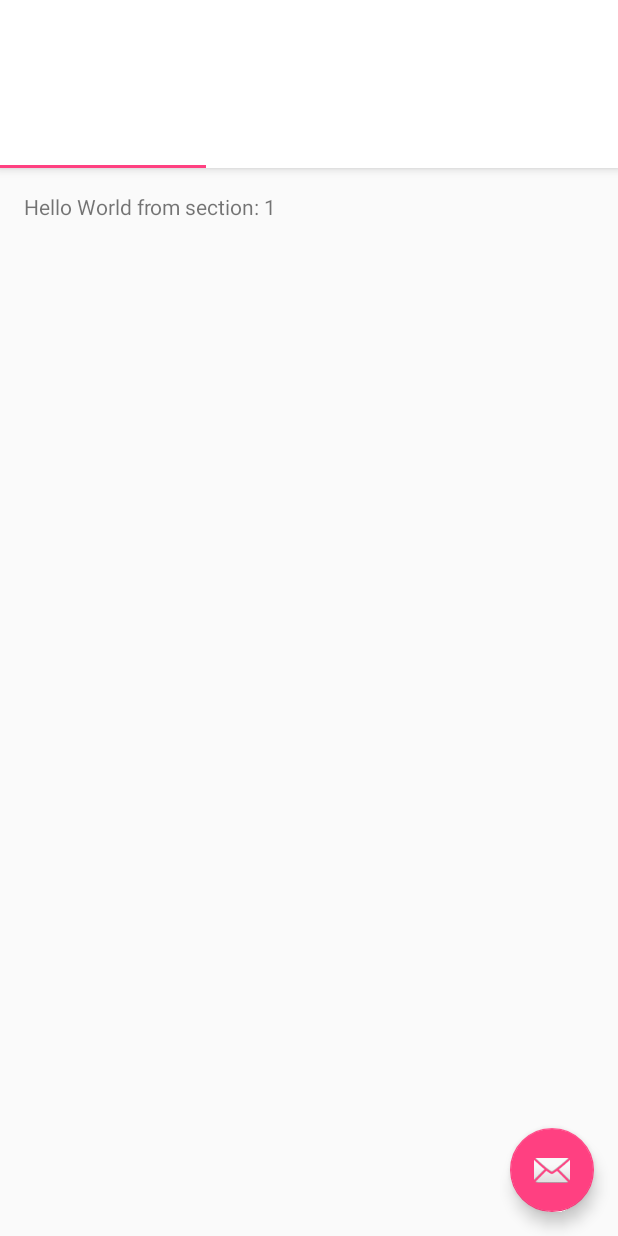
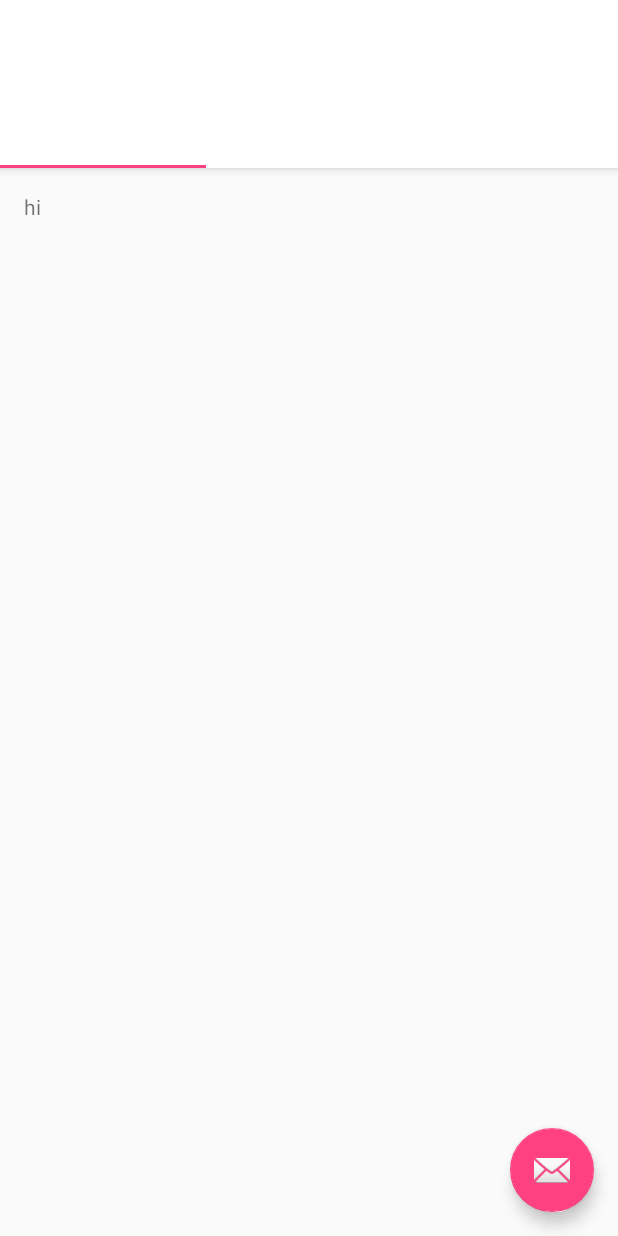
Before and after one commit to samblackmore/words, an Android app: the TabActivity screen opened directly, with no data from a screen before it, on a phone screen of 412 x 824 dp. Run offline under Robolectric (Android 15) with nearby library versions, the phone set to English and light mode, and no system bars.

Commit message:
adding recyclerview boilerplate

```diff
--- /dev/null
+++ b/app/src/main/java/com/sam/words/StoryListAdapter.java
@@ -0,0 +1,58 @@
+package com.sam.words;
+
+import android.support.v7.widget.RecyclerView;
+import android.view.LayoutInflater;
+import android.view.ViewGroup;
+import android.widget.TextView;
+
+/**
+ * Created by samhb on 2017-07-18.
+ */
+
+public class StoryListAdapter extends RecyclerView.Adapter<StoryListAdapter.ViewHolder> {
+    private String[] mDataset;
+
+    // Provide a reference to the views for each data item
+    // Complex data items may need more than one view per item, and
+    // you provide access to all the views for a data item in a view holder
+    public static class ViewHolder extends RecyclerView.ViewHolder {
+        // each data item is just a string in this case
+        public TextView mTextView;
+
+        public ViewHolder(TextView v) {
+            super(v);
+            mTextView = v;
+        }
+    }
+
+    // Provide a suitable constructor (depends on the kind of dataset)
+    public StoryListAdapter(String[] myDataset) {
+        mDataset = myDataset;
+    }
+
+    // Create new views (invoked by the layout manager)
+    @Override
+    public StoryListAdapter.ViewHolder onCreateViewHolder(ViewGroup parent, int viewType) {
+        // create a new view
+        TextView v = (TextView) LayoutInflater.from(parent.getContext())
+                .inflate(R.layout.my_text_view, parent, false);
+
+        ViewHolder vh = new ViewHolder(v);
+        return vh;
+    }
+
+    // Replace the contents of a view (invoked by the layout manager)
+    @Override
+    public void onBindViewHolder(ViewHolder holder, int position) {
+        // - get element from your dataset at this position
+        // - replace the contents of the view with that element
+        holder.mTextView.setText(mDataset[position]);
+
+    }
+
+    // Return the size of your dataset (invoked by the layout manager)
+    @Override
+    public int getItemCount() {
+        return mDataset.length;
+    }
+}
--- a/app/src/main/java/com/sam/words/SwipeActivity.java
+++ b/app/src/main/java/com/sam/words/SwipeActivity.java
@@ -3,6 +3,8 @@ package com.sam.words;
 import android.support.design.widget.FloatingActionButton;
 import android.support.design.widget.Snackbar;
 import android.support.v7.app.AppCompatActivity;
+import android.support.v7.widget.LinearLayoutManager;
+import android.support.v7.widget.RecyclerView;
 import android.support.v7.widget.Toolbar;
 
 import android.support.v4.app.Fragment;
@@ -95,6 +97,7 @@ public class SwipeActivity extends AppCompatActivity {
          */
         private static final String ARG_SECTION_NUMBER = "section_number";
 
+
         public PlaceholderFragment() {
         }
 
@@ -114,8 +117,9 @@ public class SwipeActivity extends AppCompatActivity {
         public View onCreateView(LayoutInflater inflater, ViewGroup container,
                                  Bundle savedInstanceState) {
             View rootView = inflater.inflate(R.layout.fragment_swipe, container, false);
-            TextView textView = (TextView) rootView.findViewById(R.id.section_label);
-            textView.setText(getString(R.string.section_format, getArguments().getInt(ARG_SECTION_NUMBER)));
+            //TextView textView = (TextView) rootView.findViewById(R.id.section_label);
+            //textView.setText(getString(R.string.section_format, getArguments().getInt(ARG_SECTION_NUMBER)));
+
             return rootView;
         }
     }
--- a/app/src/main/java/com/sam/words/TabActivity.java
+++ b/app/src/main/java/com/sam/words/TabActivity.java
@@ -4,6 +4,8 @@ import android.support.design.widget.TabLayout;
 import android.support.design.widget.FloatingActionButton;
 import android.support.design.widget.Snackbar;
 import android.support.v7.app.AppCompatActivity;
+import android.support.v7.widget.LinearLayoutManager;
+import android.support.v7.widget.RecyclerView;
 import android.support.v7.widget.Toolbar;
 
 import android.support.v4.app.Fragment;
@@ -97,6 +99,9 @@ public class TabActivity extends AppCompatActivity {
          * fragment.
          */
         private static final String ARG_SECTION_NUMBER = "section_number";
+        private RecyclerView mRecyclerView;
+        private RecyclerView.Adapter mAdapter;
+        private RecyclerView.LayoutManager mLayoutManager;
 
         public PlaceholderFragment() {
         }
@@ -117,8 +122,25 @@ public class TabActivity extends AppCompatActivity {
         public View onCreateView(LayoutInflater inflater, ViewGroup container,
                                  Bundle savedInstanceState) {
             View rootView = inflater.inflate(R.layout.fragment_tab, container, false);
-            TextView textView = (TextView) rootView.findViewById(R.id.section_label);
-            textView.setText(getString(R.string.section_format, getArguments().getInt(ARG_SECTION_NUMBER)));
+            //TextView textView = (TextView) rootView.findViewById(R.id.section_label);
+            //textView.setText(getString(R.string.section_format, getArguments().getInt(ARG_SECTION_NUMBER)));
+
+            mRecyclerView = (RecyclerView) rootView.findViewById(R.id.stories_list);
+
+            mRecyclerView.setHasFixedSize(true);
+
+            mLayoutManager = new LinearLayoutManager(rootView.getContext());
+            mRecyclerView.setLayoutManager(mLayoutManager);
+
+            String[] myDataset = {
+                    "hi",
+                    "ho",
+                    "silver"
+            };
+
+            mAdapter = new StoryListAdapter(myDataset);
+            mRecyclerView.setAdapter(mAdapter);
+
             return rootView;
         }
     }
--- a/app/src/main/res/layout/fragment_tab.xml
+++ b/app/src/main/res/layout/fragment_tab.xml
@@ -8,9 +8,11 @@
     android:paddingTop="@dimen/activity_vertical_margin"
     tools:context="com.sam.words.TabActivity$PlaceholderFragment">
 
-    <TextView
-        android:id="@+id/section_label"
-        android:layout_width="wrap_content"
-        android:layout_height="wrap_content" />
+    <android.support.v7.widget.RecyclerView
+        android:id="@+id/stories_list"
+        android:scrollbars="none"
+        android:layout_height="match_parent"
+        android:layout_width="match_parent"
+        />
 
 </RelativeLayout>
--- /dev/null
+++ b/app/src/main/res/layout/my_text_view.xml
@@ -0,0 +1,5 @@
+<?xml version="1.0" encoding="utf-8"?>
+<TextView xmlns:android="http://schemas.android.com/apk/res/android"
+    android:layout_width="match_parent" android:layout_height="match_parent">
+
+</TextView>
```
